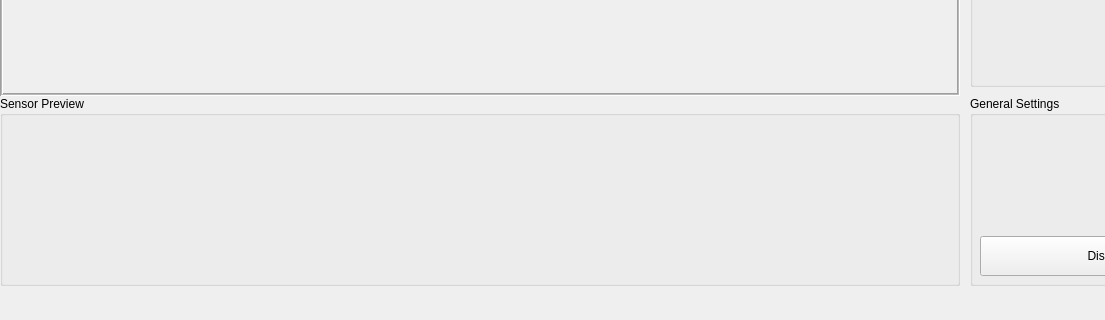
Above: apps-python/cam-station/mainwindow.ui from quachconghoang/iot-base before the change; both pictures show x 0 to 1105 and y 480 to 800 of the 1280 by 800 pixel window. Below: the same form after it.
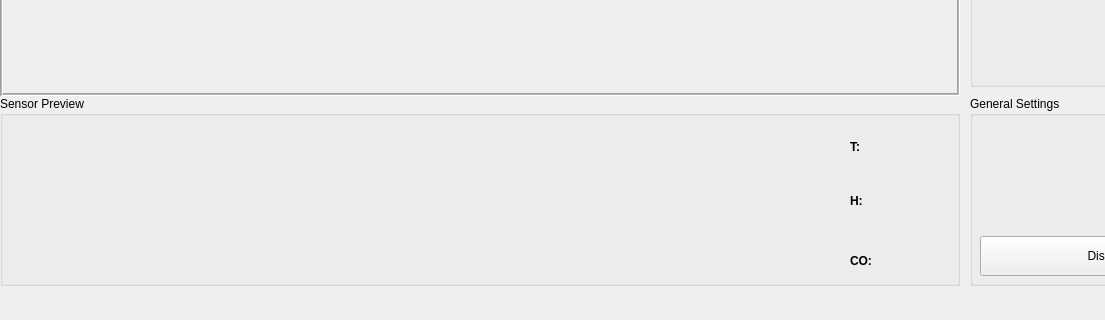
That is the form after the change.

```diff
--- a/apps-python/cam-station/mainwindow.ui
+++ b/apps-python/cam-station/mainwindow.ui
@@ -210,13 +210,70 @@
     <widget class="QWidget" name="iot_widget" native="true">
      <property name="geometry">
       <rect>
-       <x>0</x>
-       <y>20</y>
-       <width>960</width>
-       <height>170</height>
+       <x>5</x>
+       <y>25</y>
+       <width>800</width>
+       <height>160</height>
       </rect>
      </property>
     </widget>
+    <widget class="QLabel" name="temp_label">
+     <property name="geometry">
+      <rect>
+       <x>850</x>
+       <y>36</y>
+       <width>100</width>
+       <height>30</height>
+      </rect>
+     </property>
+     <property name="font">
+      <font>
+       <weight>75</weight>
+       <bold>true</bold>
+      </font>
+     </property>
+     <property name="text">
+      <string>T:</string>
+     </property>
+    </widget>
+    <widget class="QLabel" name="humid_label">
+     <property name="geometry">
+      <rect>
+       <x>850</x>
+       <y>90</y>
+       <width>100</width>
+       <height>30</height>
+      </rect>
+     </property>
+     <property name="font">
+      <font>
+       <weight>75</weight>
+       <bold>true</bold>
+      </font>
+     </property>
+     <property name="text">
+      <string>H:</string>
+     </property>
+    </widget>
+    <widget class="QLabel" name="co_label">
+     <property name="geometry">
+      <rect>
+       <x>850</x>
+       <y>150</y>
+       <width>100</width>
+       <height>30</height>
+      </rect>
+     </property>
+     <property name="font">
+      <font>
+       <weight>75</weight>
+       <bold>true</bold>
+      </font>
+     </property>
+     <property name="text">
+      <string>CO:</string>
+     </property>
+    </widget>
    </widget>
    <widget class="QGroupBox" name="groupBox_4">
     <property name="geometry">
```
